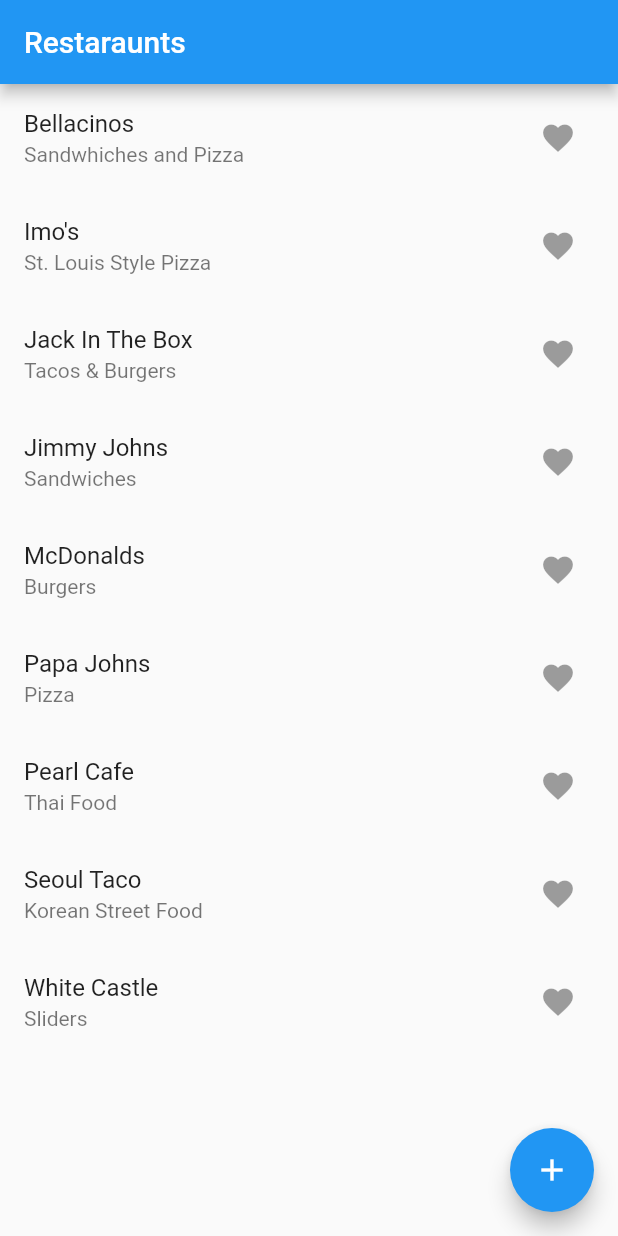
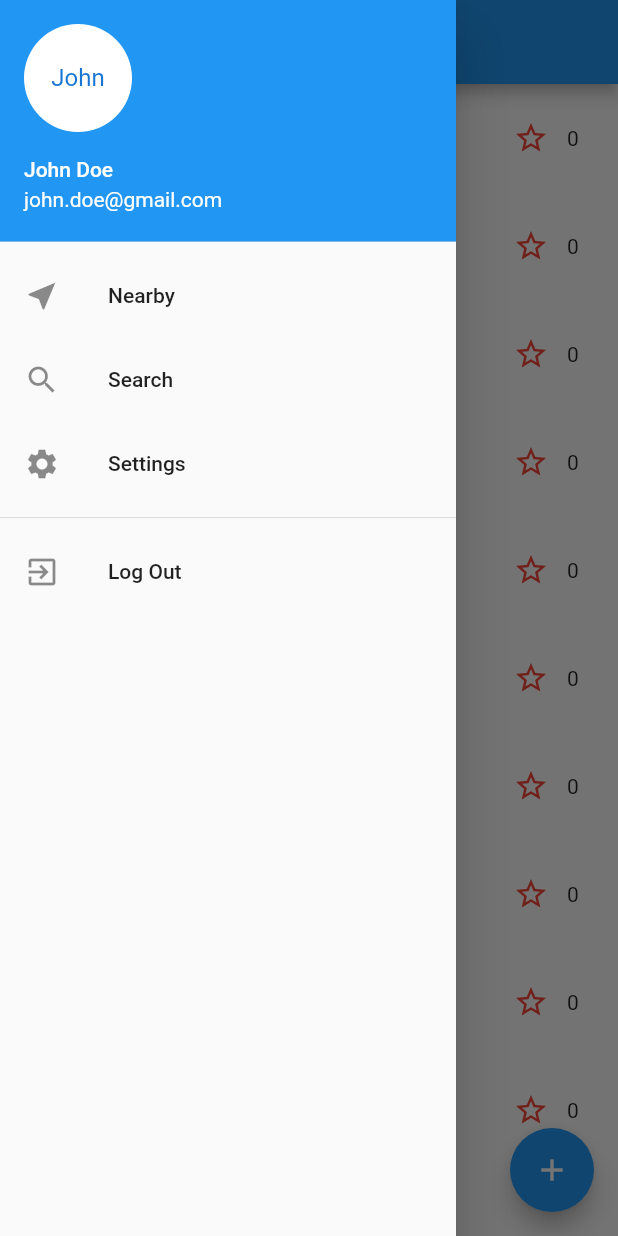
Before and after one commit to bradgoodman/lunch_app, a Flutter app: the screen it shows after launch, with the side drawer open (before the commit the screen has no drawer), on a phone screen of 412 x 824 dp. Run offline on Flutter 3.47's test engine with Material 2 defaults, Android fonts, the phone set to English and light mode, and no system bars.

Commit message:
Added favorite feature. Added Create restaraunt feature. Added menu bar.

```diff
--- /dev/null
+++ b/lib/favoritewidget.dart
@@ -0,0 +1,48 @@
+import 'package:flutter/material.dart';
+
+class FavoriteWidget extends StatefulWidget {
+  @override
+  _FavoriteWidgetState createState() => new _FavoriteWidgetState();
+}
+
+class _FavoriteWidgetState extends State<FavoriteWidget> {
+  bool _isFavorited = false;
+  int _favoriteCount = 0;
+
+  void _toggleFavorite() {
+    setState(() {
+      if (_isFavorited) {
+        _favoriteCount -= 1;
+        _isFavorited = false;
+      } else {
+        _favoriteCount += 1;
+        _isFavorited = true;
+      }
+    });
+  }
+
+  @override
+  Widget build(BuildContext context) {
+    return new Row(
+      mainAxisSize: MainAxisSize.min,
+      children: [
+        new Container(
+          padding: new EdgeInsets.all(0.0),
+          child: new IconButton(
+            icon: (_isFavorited
+                ? new Icon(Icons.star)
+                : new Icon(Icons.star_border)),
+            color: Colors.red[500],
+            onPressed: _toggleFavorite,
+          ),
+        ),
+        new SizedBox(
+          width: 18.0,
+          child: new Container(
+            child: new Text('$_favoriteCount'),
+          ),
+        ),
+      ],
+    );
+  }
+}
--- a/lib/main.dart
+++ b/lib/main.dart
@@ -1,8 +1,10 @@
 import 'package:flutter/material.dart';
 import 'package:url_launcher/url_launcher.dart';
+import 'favoritewidget.dart';
 
-void main() =>
+void main() {
   runApp(new MaterialApp(title: "Whats for Lunch?", home: new LandingPage()));
+}
 
 class LandingPage extends StatelessWidget {
   @override
@@ -23,7 +25,7 @@ class LandingPage extends StatelessWidget {
                     title: new Text(title + ":"),
                     children: <Widget>[
                       new ListTile(
-                        leading: new Icon(Icons.restaurant),
+                        leading: new Icon(Icons.place),
                         title: new Text('Address'),
                         subtitle: new Text(address),
                       ),
@@ -34,7 +36,7 @@ class LandingPage extends StatelessWidget {
                         onTap: _launchCall,
                       ),
                       new ListTile(
-                        leading: new Icon(Icons.web),
+                        leading: new Icon(Icons.launch),
                         title: new Text('Website'),
                         subtitle: new Text(url),
                         onTap: _launchURL,
@@ -49,8 +51,7 @@ class LandingPage extends StatelessWidget {
                       ))
                     ]));
           },
-          trailing: new IconButton(
-              icon: new Icon(Icons.favorite, color: null), onPressed: null));
+          trailing: new FavoriteWidget());
     }
 
     List<Widget> _buildRestaurantsListView() {
@@ -105,6 +106,12 @@ class LandingPage extends StatelessWidget {
           url: "http://www.seoultaco.com",
           phoneNumber: "(314) 863-1148"));
       listWidgets.add(_buildWidget(
+          title: 'Whistle Stop',
+          description: 'Sandwiches',
+          address: "1 Carson Rd, Ferguson, MO 63135",
+          url: "http://www.fergusonwhistlestop.com/",
+          phoneNumber: "(314) 521-1600"));
+      listWidgets.add(_buildWidget(
           title: 'White Castle',
           description: 'Sliders',
           address: "9301 Natural Bridge Rd, Berkeley, MO 63134",
@@ -120,9 +127,105 @@ class LandingPage extends StatelessWidget {
         body: new ListView(
           children: _buildRestaurantsListView(),
         ),
+        drawer: new Drawer(
+          child: new ListView(
+            children: <Widget>[
+              new UserAccountsDrawerHeader(
+                  accountName: const Text('John Doe'),
+                  accountEmail: const Text('john.doe@gmail.com'),
+                  currentAccountPicture: new CircleAvatar(
+                      backgroundColor: Colors.white, child: new Text('John'))),
+              new ListTile(
+                title: new Text('Nearby'),
+                leading: new Icon(Icons.near_me),
+                onTap: null,
+              ),
+              new ListTile(
+                title: new Text('Search'),
+                leading: new Icon(Icons.search),
+                onTap: null,
+              ),
+              new ListTile(
+                title: new Text('Settings'),
+                leading: new Icon(Icons.settings),
+                onTap: null,
+              ),
+              new Divider(),
+              new ListTile(
+                title: new Text('Log Out'),
+                leading: new Icon(Icons.exit_to_app),
+                onTap: null,
+              )
+            ],
+          ),
+        ),
         floatingActionButton: new FloatingActionButton(
-          tooltip: 'Add', child: new Icon(Icons.add), onPressed: null),
-    );
+            tooltip: 'Add',
+            child: new Icon(Icons.add),
+            onPressed: () {
+              showDialog(
+                  context: context,
+                  child: new Card(
+                      child: new Column(
+                    children: <Widget>[
+                      new ListTile(
+                        title: new TextField(
+                          decoration: new InputDecoration(
+                              hintText: "Name", icon: new Icon(Icons.home)),
+                        ),
+                      ),
+                      new ListTile(
+                        title: new TextField(
+                          decoration: new InputDecoration(
+                            hintText: "Description",
+                            icon: new Icon(Icons.local_dining),
+                          ),
+                        ),
+                      ),
+                      new ListTile(
+                        title: new TextField(
+                            decoration: new InputDecoration(
+                          hintText: "Address",
+                          icon: new Icon(Icons.place),
+                        )),
+                      ),
+                      new ListTile(
+                        title: new TextField(
+                          decoration: new InputDecoration(
+                            hintText: "Phone Number",
+                            icon: new Icon(Icons.phone),
+                          ),
+                        ),
+                      ),
+                      new ListTile(
+                        title: new TextField(
+                          decoration: new InputDecoration(
+                            hintText: "Website",
+                            icon: new Icon(Icons.web),
+                          ),
+                        ),
+                      ),
+                      new Row(
+                        children: <Widget>[
+                          new Expanded(
+                            child: new RaisedButton(
+                              onPressed: () => Navigator.of(context).pop(),
+                              child: new Text('Okay'),
+                              color: Colors.blue,
+                            ),
+                          ),
+                          new Expanded(
+                            child: new RaisedButton(
+                              onPressed: () => Navigator.of(context).pop(),
+                              child: new Text('Back'),
+                              color: Colors.grey,
+                            ),
+                          ),
+                        ],
+                      )
+                    ],
+                  )));
+            }));
   }
 }
 
```
Lines whose indentation alone changed are shown as unchanged.
